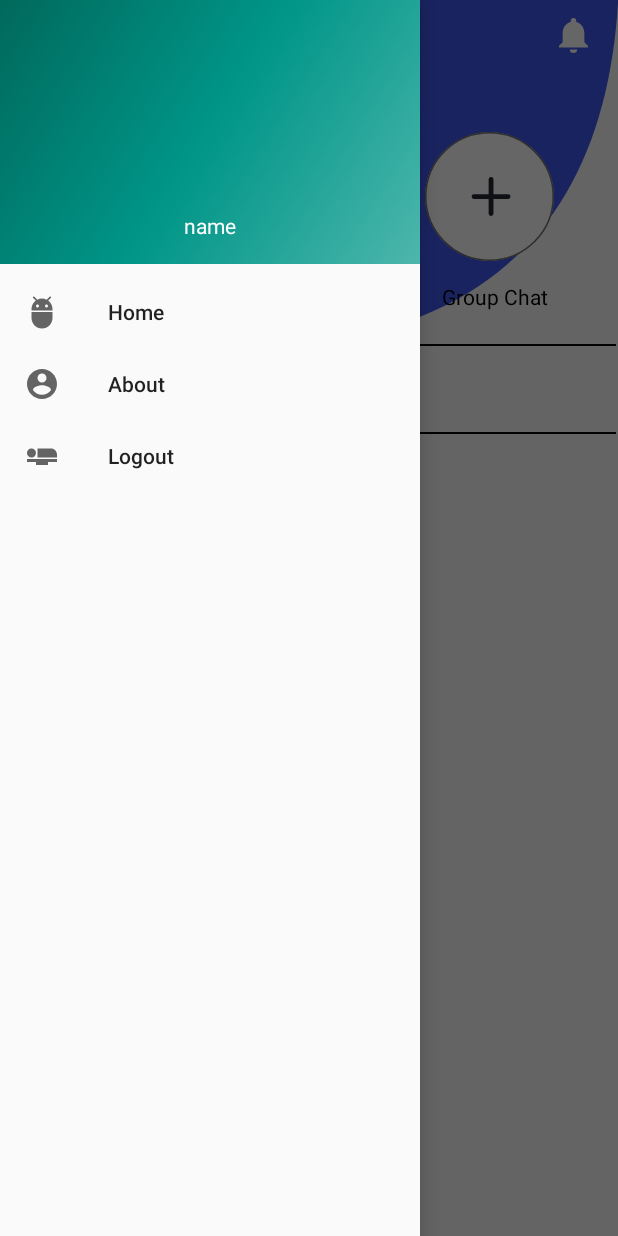
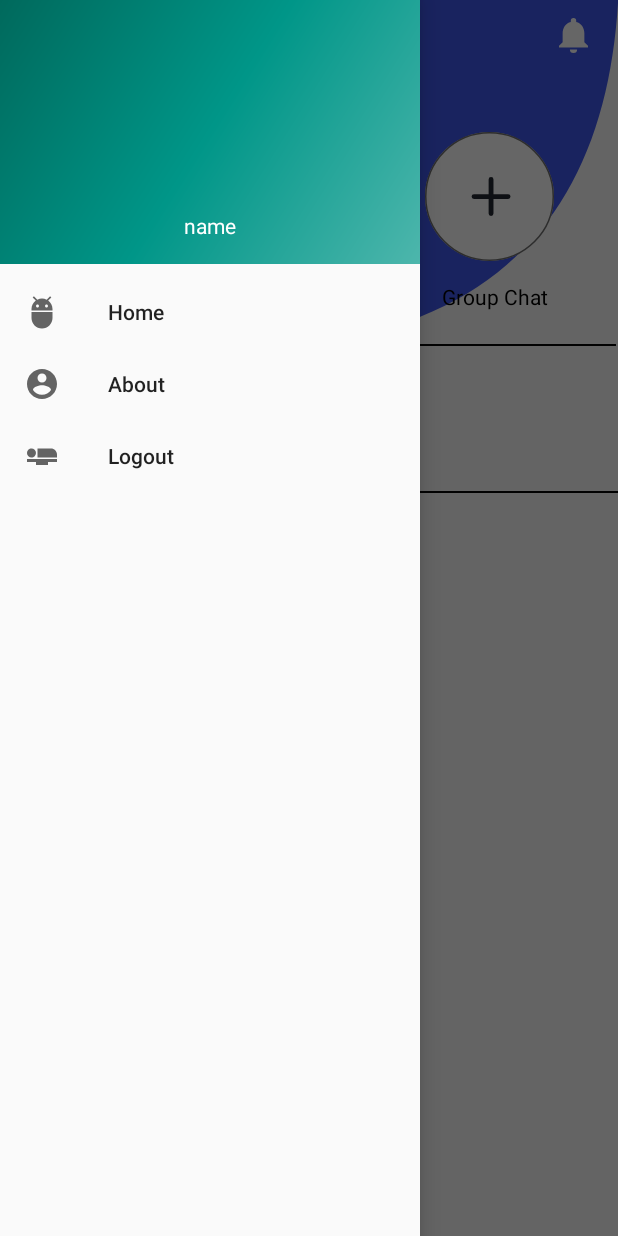
Before and after one commit to AkhilRautela/ledger_system, an Android app: the home_fragment screen opened directly, with no data from a screen before it, with the side drawer open, on a phone screen of 412 x 824 dp. Run offline under Robolectric (Android 15) with nearby library versions, the phone set to English and light mode, and no system bars; our stand-ins replace CircleImageView, Firebase (no records; nobody signed in at launch, a user with empty details on screens opened directly), navigation-ui; libraries missing offline, so code that uses them is left out: androidx.constraintlayout.solver, com.amulyakhare.textdrawable.

Commit message:
some ui tweaks

```diff
--- a/app/src/main/AndroidManifest.xml
+++ b/app/src/main/AndroidManifest.xml
@@ -3,6 +3,7 @@
     package="com.example.ledgersystem">
 
     <uses-permission android:name="android.permission.VIBRATE" />
+    <uses-permission android:name="android.permission.INTERNET"/>
     <uses-permission android:name="android.permission.READ_CONTACTS" />
     <uses-permission android:name="android.permission.WRITE_CONTACTS" />
 
--- a/app/src/main/res/layout/frag_home.xml
+++ b/app/src/main/res/layout/frag_home.xml
@@ -148,44 +148,49 @@
 
     <View
         android:id="@+id/divider2"
-        android:layout_width="409dp"
+        android:layout_width="match_parent"
         android:layout_height="1dp"
+        android:layout_marginTop="5dp"
+        android:layout_marginBottom="7dp"
         android:background="#000000"
         android:backgroundTint="#050505"
-        app:layout_constraintBottom_toBottomOf="@+id/recycle_group"
+        app:layout_constraintBottom_toTopOf="@+id/demo_recycler_vertical"
         app:layout_constraintEnd_toEndOf="parent"
         app:layout_constraintStart_toStartOf="parent"
-        app:layout_constraintTop_toTopOf="@+id/conactinhome"
-        app:layout_constraintVertical_bias="0.987" />
+        app:layout_constraintTop_toBottomOf="@+id/recycle_group" />
+
+    <RelativeLayout
+        android:id="@+id/demo_recycler_vertical"
+        android:layout_width="match_parent"
+        android:layout_height="wrap_content"
+        android:layout_marginTop="20dp"
+        android:orientation="vertical"
+        app:layout_constraintBottom_toBottomOf="parent"
+        app:layout_constraintEnd_toEndOf="parent"
+        app:layout_constraintStart_toStartOf="parent"
+        app:layout_constraintTop_toBottomOf="@+id/recycle_group">
 
         <TextView
             android:layout_width="wrap_content"
             android:layout_height="wrap_content"
+            android:layout_marginLeft="15dp"
             android:layout_marginTop="10dp"
             android:text="Contacts"
             android:textColor="#000"
-        android:textSize="18dp"
-        app:layout_constraintBottom_toTopOf="@+id/conactinhome"
-        app:layout_constraintEnd_toEndOf="@+id/textView6"
-        app:layout_constraintHorizontal_bias="0.0"
-        app:layout_constraintStart_toStartOf="@+id/textView6"
-        app:layout_constraintTop_toBottomOf="@+id/divider2"
-        app:layout_constraintVertical_bias="0.214" />
+            android:textSize="18dp" />
 
         <androidx.recyclerview.widget.RecyclerView
             android:id="@+id/conactinhome"
-        android:layout_width="397dp"
-        android:layout_height="371dp"
-        android:layout_marginTop="10dp"
+            android:layout_width="match_parent"
+            android:layout_height="351dp"
+            android:layout_marginTop="40dp"
             android:orientation="vertical"
             android:paddingLeft="20dp"
-        android:paddingTop="10dp"
-        app:layout_constraintBottom_toBottomOf="parent"
-        app:layout_constraintEnd_toEndOf="parent"
-        app:layout_constraintHorizontal_bias="0.0"
-        app:layout_constraintStart_toStartOf="parent"
-        app:layout_constraintTop_toBottomOf="@+id/divider2"
-        app:layout_constraintVertical_bias="0.789" />
+            android:paddingTop="10dp" />
+
+    </RelativeLayout>
+
+
 
 
 </androidx.constraintlayout.widget.ConstraintLayout>
--- a/app/src/main/res/layout/frag_notification.xml
+++ b/app/src/main/res/layout/frag_notification.xml
@@ -26,7 +26,7 @@
     <androidx.recyclerview.widget.RecyclerView
         android:id="@+id/recyview"
         android:layout_width="match_parent"
-        android:layout_height="wrap_content"
+        android:layout_height="match_parent"
         android:background="#fff"
         android:padding="20dp"
         app:layout_constraintBottom_toBottomOf="parent"
@@ -34,5 +34,5 @@
         app:layout_constraintHorizontal_bias="0.0"
         app:layout_constraintStart_toStartOf="parent"
         app:layout_constraintTop_toBottomOf="@+id/textView5"
-        app:layout_constraintVertical_bias="0.046" />
+        app:layout_constraintVertical_bias="0.119" />
 </androidx.constraintlayout.widget.ConstraintLayout>
--- a/app/src/main/res/layout/frag_personinfo.xml
+++ b/app/src/main/res/layout/frag_personinfo.xml
@@ -36,12 +36,12 @@
     <androidx.recyclerview.widget.RecyclerView
         android:id="@+id/alltransactions"
         android:layout_width="match_parent"
-        android:layout_height="wrap_content"
+        android:layout_height="0dp"
+        android:backgroundTint="#F5F5F5"
         android:padding="20dp"
-        android:backgroundTint="#F5F5F5"
         app:layout_constraintBottom_toBottomOf="parent"
         app:layout_constraintEnd_toEndOf="parent"
+        app:layout_constraintHorizontal_bias="0.466"
         app:layout_constraintStart_toStartOf="parent"
-        app:layout_constraintTop_toBottomOf="@+id/textView10"
-        app:layout_constraintVertical_bias="0.097" />
+        app:layout_constraintTop_toBottomOf="@+id/textView10" />
 </androidx.constraintlayout.widget.ConstraintLayout>
```
Lines whose indentation alone changed are shown as unchanged.
